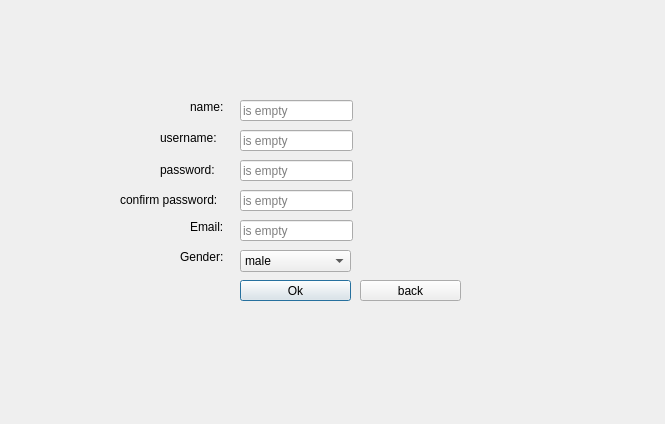
Qt form register_info.ui (mohammadfattahi11/AP_Project) before a commit.
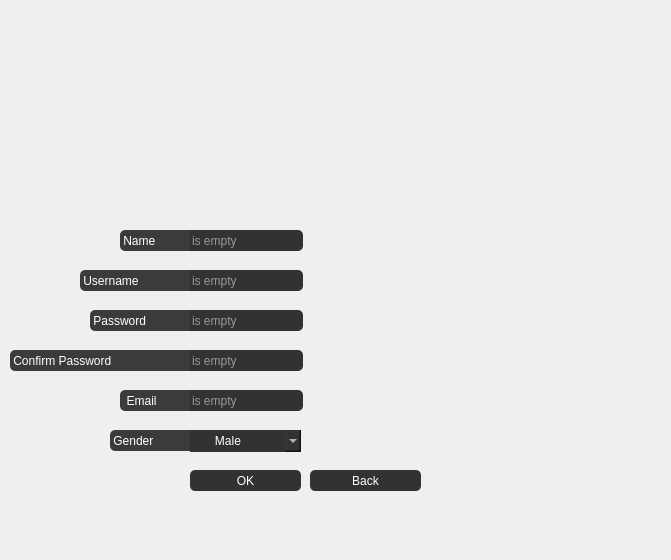
The same form after that commit. Icons and pictures are not drawn.

Commit message: working on login and register end

The edit to the form file:
```diff
--- a/register_info.ui
+++ b/register_info.ui
@@ -6,8 +6,8 @@
    <rect>
     <x>0</x>
     <y>0</y>
-    <width>665</width>
-    <height>424</height>
+    <width>671</width>
+    <height>560</height>
    </rect>
   </property>
   <property name="windowTitle">
@@ -16,10 +16,10 @@
   <widget class="QLabel" name="label">
    <property name="geometry">
     <rect>
-     <x>10</x>
-     <y>10</y>
-     <width>661</width>
-     <height>411</height>
+     <x>0</x>
+     <y>-40</y>
+     <width>671</width>
+     <height>641</height>
     </rect>
    </property>
    <property name="styleSheet">
@@ -32,93 +32,146 @@
   <widget class="QLabel" name="label_2">
    <property name="geometry">
     <rect>
-     <x>190</x>
-     <y>100</y>
-     <width>47</width>
-     <height>13</height>
+     <x>120</x>
+     <y>230</y>
+     <width>71</width>
+     <height>21</height>
     </rect>
    </property>
+   <property name="styleSheet">
+    <string notr="true">font: 16pt &quot;MS Shell Dlg 2&quot;;
+background-color:rgb(59, 59, 59);
+border-top-left-radius:5px; 
+border-bottom-left-radius:5px; 
+color:rgb(255, 255, 255);
+</string>
+   </property>
    <property name="text">
-    <string>name:</string>
+    <string> Name </string>
    </property>
   </widget>
   <widget class="QLabel" name="label_3">
    <property name="geometry">
     <rect>
-     <x>160</x>
-     <y>130</y>
-     <width>61</width>
-     <height>16</height>
+     <x>80</x>
+     <y>270</y>
+     <width>111</width>
+     <height>21</height>
     </rect>
    </property>
+   <property name="styleSheet">
+    <string notr="true">font: 16pt &quot;MS Shell Dlg 2&quot;;
+background-color:rgb(59, 59, 59);
+border-top-left-radius:5px; 
+border-bottom-left-radius:5px; 
+color:rgb(255, 255, 255);</string>
+   </property>
    <property name="text">
-    <string>username:</string>
+    <string> Username </string>
    </property>
   </widget>
   <widget class="QLabel" name="label_4">
    <property name="geometry">
     <rect>
-     <x>160</x>
-     <y>160</y>
-     <width>61</width>
-     <height>20</height>
+     <x>90</x>
+     <y>310</y>
+     <width>101</width>
+     <height>21</height>
     </rect>
    </property>
+   <property name="styleSheet">
+    <string notr="true">font: 16pt &quot;MS Shell Dlg 2&quot;;
+background-color:rgb(59, 59, 59);
+border-top-left-radius:5px; 
+border-bottom-left-radius:5px; 
+color:rgb(255, 255, 255);</string>
+   </property>
    <property name="text">
-    <string>password:</string>
+    <string> Password </string>
    </property>
   </widget>
   <widget class="QLabel" name="label_5">
    <property name="geometry">
     <rect>
-     <x>120</x>
-     <y>190</y>
-     <width>111</width>
-     <height>20</height>
+     <x>10</x>
+     <y>350</y>
+     <width>181</width>
+     <height>21</height>
     </rect>
    </property>
+   <property name="styleSheet">
+    <string notr="true">font: 16pt &quot;MS Shell Dlg 2&quot;;
+background-color:rgb(59, 59, 59);
+border-top-left-radius:5px; 
+border-bottom-left-radius:5px; 
+color:rgb(255, 255, 255);</string>
+   </property>
    <property name="text">
-    <string>confirm password:</string>
+    <string> Confirm Password </string>
    </property>
   </widget>
   <widget class="QLabel" name="label_6">
    <property name="geometry">
     <rect>
-     <x>190</x>
-     <y>220</y>
-     <width>47</width>
-     <height>13</height>
+     <x>120</x>
+     <y>390</y>
+     <width>71</width>
+     <height>21</height>
     </rect>
    </property>
+   <property name="styleSheet">
+    <string notr="true">font: 16pt &quot;MS Shell Dlg 2&quot;;
+background-color:rgb(59, 59, 59);
+border-top-left-radius:5px; 
+border-bottom-left-radius:5px; 
+color:rgb(255, 255, 255);</string>
+   </property>
    <property name="text">
-    <string>Email:</string>
+    <string>  Email  </string>
    </property>
   </widget>
   <widget class="QLabel" name="label_7">
    <property name="geometry">
     <rect>
-     <x>180</x>
-     <y>250</y>
-     <width>47</width>
-     <height>13</height>
+     <x>110</x>
+     <y>430</y>
+     <width>81</width>
+     <height>21</height>
     </rect>
    </property>
+   <property name="styleSheet">
+    <string notr="true">font: 16pt &quot;MS Shell Dlg 2&quot;;
+background-color:rgb(59, 59, 59);
+border-top-left-radius:5px; 
+border-bottom-left-radius:5px; 
+color:rgb(255, 255, 255);</string>
+   </property>
    <property name="text">
-    <string>Gender:</string>
+    <string> Gender </string>
    </property>
   </widget>
   <widget class="QComboBox" name="comboBox">
    <property name="geometry">
     <rect>
-     <x>240</x>
-     <y>250</y>
+     <x>190</x>
+     <y>430</y>
      <width>111</width>
      <height>22</height>
     </rect>
    </property>
+   <property name="cursor">
+    <cursorShape>PointingHandCursor</cursorShape>
+   </property>
+   <property name="styleSheet">
+    <string notr="true">background-color:rgb(50, 50, 50);
+font: 12pt &quot;MS Shell Dlg 2&quot;;
+border-top-right-radius:5px;
+color:rgb(255, 255, 255);
+</string>
+   </property>
    <item>
     <property name="text">
-     <string>male</string>
+     <string>      Male</string>
     </property>
    </item>
    <item>
@@ -135,12 +188,19 @@
   <widget class="QLineEdit" name="lineEdit">
    <property name="geometry">
     <rect>
-     <x>240</x>
-     <y>100</y>
+     <x>190</x>
+     <y>230</y>
      <width>113</width>
      <height>21</height>
     </rect>
    </property>
+   <property name="styleSheet">
+    <string notr="true">background-color:rgb(50, 50, 50);
+font: 12pt &quot;MS Shell Dlg 2&quot;;
+border-top-right-radius:5px; 
+border-bottom-right-radius:5px; 
+color:rgb(255, 255, 255);</string>
+   </property>
    <property name="placeholderText">
     <string>is empty</string>
    </property>
@@ -148,12 +208,19 @@
   <widget class="QLineEdit" name="lineEdit_2">
    <property name="geometry">
     <rect>
-     <x>240</x>
-     <y>130</y>
+     <x>190</x>
+     <y>270</y>
      <width>113</width>
      <height>21</height>
     </rect>
    </property>
+   <property name="styleSheet">
+    <string notr="true">background-color:rgb(50, 50, 50);
+font: 12pt &quot;MS Shell Dlg 2&quot;;
+border-top-right-radius:5px; 
+border-bottom-right-radius:5px; 
+color:rgb(255, 255, 255);</string>
+   </property>
    <property name="placeholderText">
     <string>is empty</string>
    </property>
@@ -161,12 +228,19 @@
   <widget class="QLineEdit" name="lineEdit_3">
    <property name="geometry">
     <rect>
-     <x>240</x>
-     <y>160</y>
+     <x>190</x>
+     <y>310</y>
      <width>113</width>
      <height>21</height>
     </rect>
    </property>
+   <property name="styleSheet">
+    <string notr="true">background-color:rgb(50, 50, 50);
+font: 12pt &quot;MS Shell Dlg 2&quot;;
+border-top-right-radius:5px; 
+border-bottom-right-radius:5px; 
+color:rgb(255, 255, 255);</string>
+   </property>
    <property name="placeholderText">
     <string>is empty</string>
    </property>
@@ -174,12 +248,19 @@
   <widget class="QLineEdit" name="lineEdit_4">
    <property name="geometry">
     <rect>
-     <x>240</x>
-     <y>190</y>
+     <x>190</x>
+     <y>390</y>
      <width>113</width>
      <height>21</height>
     </rect>
    </property>
+   <property name="styleSheet">
+    <string notr="true">background-color:rgb(50, 50, 50);
+font: 12pt &quot;MS Shell Dlg 2&quot;;
+border-top-right-radius:5px; 
+border-bottom-right-radius:5px; 
+color:rgb(255, 255, 255);</string>
+   </property>
    <property name="placeholderText">
     <string>is empty</string>
    </property>
@@ -187,12 +268,19 @@
   <widget class="QLineEdit" name="lineEdit_5">
    <property name="geometry">
     <rect>
-     <x>240</x>
-     <y>220</y>
+     <x>190</x>
+     <y>350</y>
      <width>113</width>
      <height>21</height>
     </rect>
    </property>
+   <property name="styleSheet">
+    <string notr="true">background-color:rgb(50, 50, 50);
+font: 12pt &quot;MS Shell Dlg 2&quot;;
+border-top-right-radius:5px; 
+border-bottom-right-radius:5px; 
+color:rgb(255, 255, 255);</string>
+   </property>
    <property name="placeholderText">
     <string>is empty</string>
    </property>
@@ -200,27 +288,45 @@
   <widget class="QPushButton" name="pushButton">
    <property name="geometry">
     <rect>
-     <x>240</x>
-     <y>280</y>
+     <x>190</x>
+     <y>470</y>
      <width>111</width>
      <height>21</height>
     </rect>
    </property>
+   <property name="cursor">
+    <cursorShape>PointingHandCursor</cursorShape>
+   </property>
+   <property name="styleSheet">
+    <string notr="true">background-color:rgb(50, 50, 50);
+font: 12pt &quot;MS Shell Dlg 2&quot;;
+border-radius:5px; 
+color:rgb(255, 255, 255);</string>
+   </property>
    <property name="text">
-    <string>Ok</string>
+    <string>OK</string>
    </property>
   </widget>
   <widget class="QPushButton" name="pushButton_2">
    <property name="geometry">
     <rect>
-     <x>360</x>
-     <y>280</y>
-     <width>101</width>
+     <x>310</x>
+     <y>470</y>
+     <width>111</width>
      <height>21</height>
     </rect>
    </property>
+   <property name="cursor">
+    <cursorShape>PointingHandCursor</cursorShape>
+   </property>
+   <property name="styleSheet">
+    <string notr="true">background-color:rgb(50, 50, 50);
+font: 12pt &quot;MS Shell Dlg 2&quot;;
+border-radius:5px; 
+color:rgb(255, 255, 255);</string>
+   </property>
    <property name="text">
-    <string>back</string>
+    <string>Back</string>
    </property>
   </widget>
  </widget>
```
Left out of the diff: 19 changed lines with no effect on the pictures. The commit also changes 8 other files.
